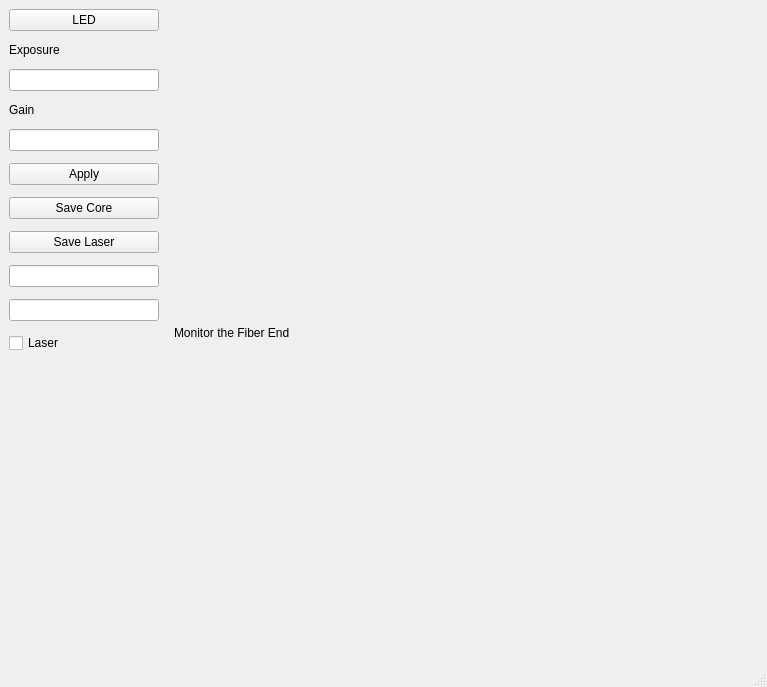
First picture: the form in calibration/view/GUI/Fiber_End_Window.ui, repository jmschr/DisperScripts, before the edit.
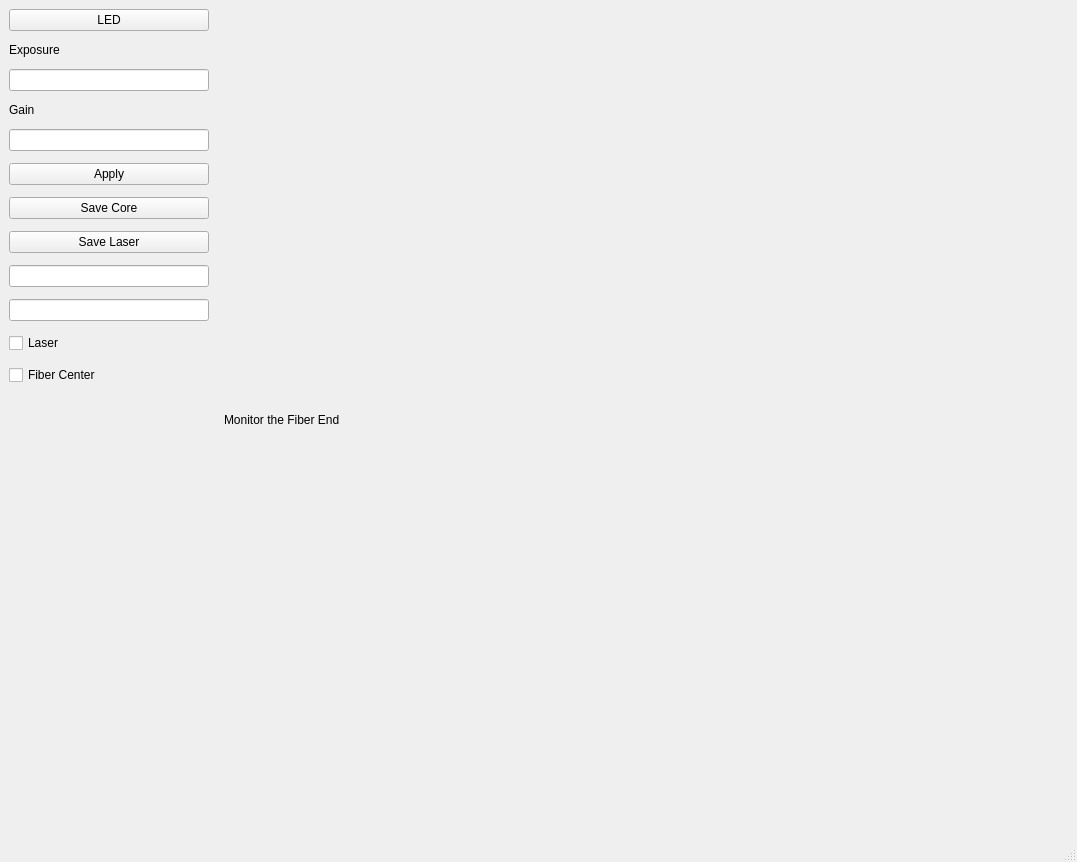
Second picture: the form after the edit.

Commit message: Changed method for calculating center of the fiber

```diff
--- a/calibration/view/GUI/Fiber_End_Window.ui
+++ b/calibration/view/GUI/Fiber_End_Window.ui
@@ -6,8 +6,8 @@
    <rect>
     <x>0</x>
     <y>0</y>
-    <width>767</width>
-    <height>687</height>
+    <width>1077</width>
+    <height>862</height>
    </rect>
   </property>
   <property name="windowTitle">
@@ -18,14 +18,14 @@
     <item>
      <widget class="QWidget" name="widget" native="true">
       <property name="sizePolicy">
-       <sizepolicy hsizetype="Expanding" vsizetype="Preferred">
-        <horstretch>0</horstretch>
+       <sizepolicy hsizetype="Minimum" vsizetype="Preferred">
+        <horstretch>200</horstretch>
         <verstretch>0</verstretch>
        </sizepolicy>
       </property>
       <property name="maximumSize">
        <size>
-        <width>150</width>
+        <width>200</width>
         <height>16777215</height>
        </size>
       </property>
@@ -106,6 +106,13 @@
          </property>
         </widget>
        </item>
+       <item>
+        <widget class="QCheckBox" name="fiber_center_checkbox">
+         <property name="text">
+          <string>Fiber Center</string>
+         </property>
+        </widget>
+       </item>
        <item>
         <spacer name="verticalSpacer">
          <property name="orientation">
```
The commit also changes 4 other files.
